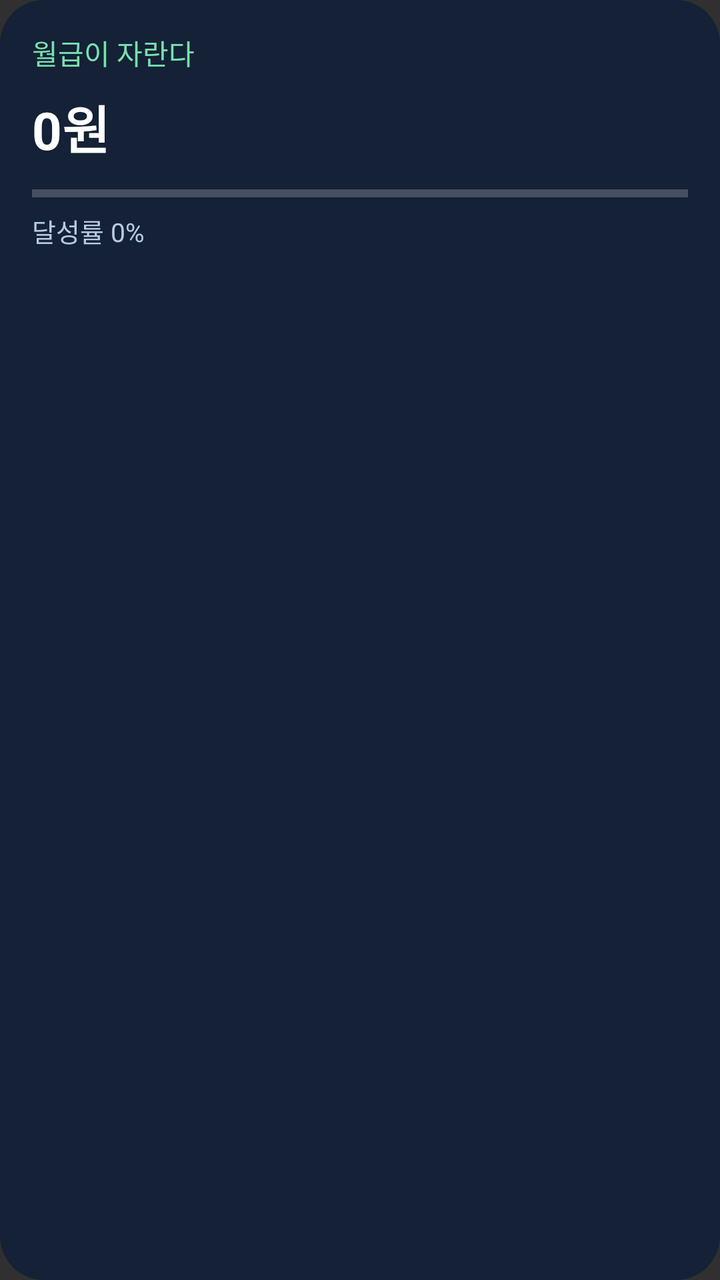
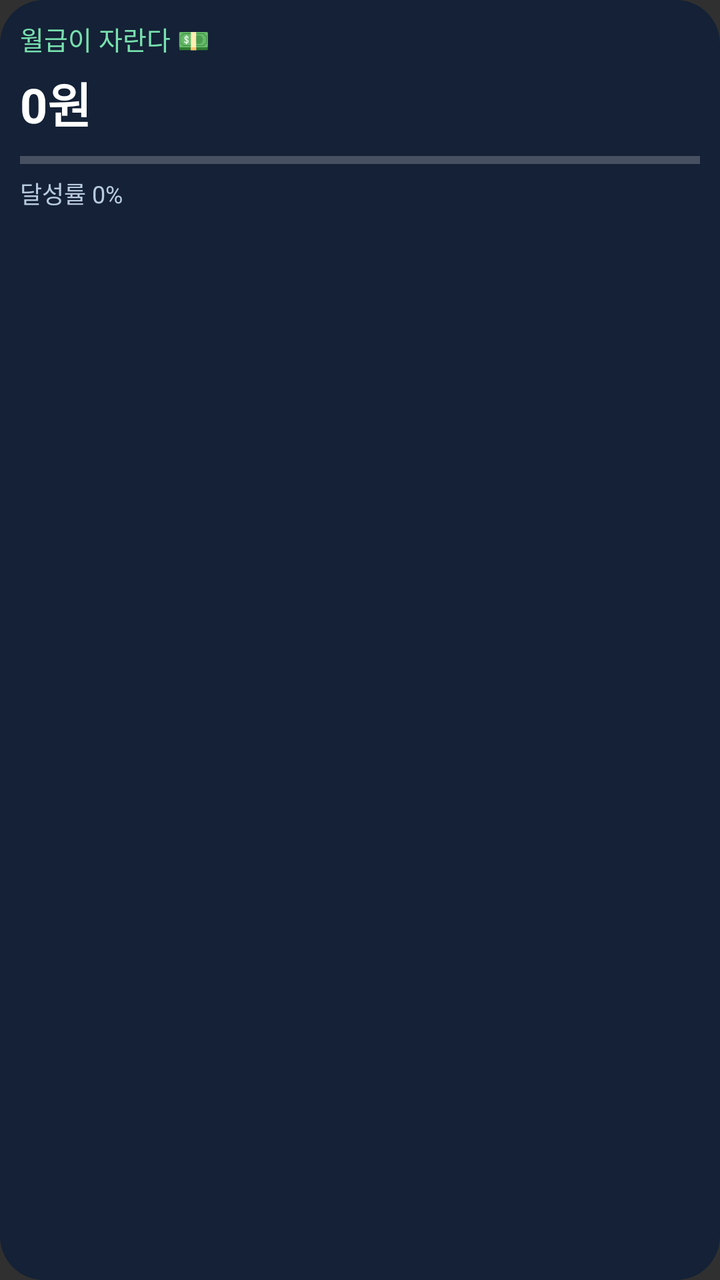

The first picture is an Android layout as it rendered before a commit; the second is the same layout after the commit. The layout source and the unified diff follow.
<!-- AndroidManifest.xml: application theme android:Theme.Material.NoActionBar -->
<!-- res/layout/salary_widget.xml -->
<LinearLayout xmlns:android="http://schemas.android.com/apk/res/android" android:layout_width="match_parent" android:layout_height="match_parent" android:orientation="vertical" android:padding="16dp" android:background="@drawable/widget_bg"><TextView android:id="@+id/title" android:layout_width="match_parent" android:layout_height="wrap_content" android:text="월급이 자란다" android:textColor="#78E0AE" android:textSize="14sp"/><TextView android:id="@+id/amount" android:layout_width="match_parent" android:layout_height="wrap_content" android:layout_marginTop="8dp" android:text="0원" android:textColor="#FFFFFF" android:textSize="26sp" android:textStyle="bold"/><ProgressBar android:id="@+id/progress" style="?android:attr/progressBarStyleHorizontal" android:layout_width="match_parent" android:layout_height="8dp" android:layout_marginTop="10dp" android:max="10000" android:progressTint="#78E0AE"/><TextView android:id="@+id/progress_text" android:layout_width="match_parent" android:layout_height="wrap_content" android:layout_marginTop="5dp" android:text="달성률 0%" android:textColor="#B8CADF" android:textSize="13sp"/></LinearLayout>
<!-- resources referenced by this layout -->
<resources>
  <!-- drawable widget_bg (drawable) -->
  <shape xmlns:android="http://schemas.android.com/apk/res/android" android:shape="rectangle">
      <solid android:color="#142136"/>
      <corners android:radius="22dp"/>
  </shape>
</resources>

<!-- the commit's change to res/layout/salary_widget.xml (unified diff, before → after) -->
@@ -1 +1 @@
-<LinearLayout xmlns:android="http://schemas.android.com/apk/res/android" android:layout_width="match_parent" android:layout_height="match_parent" android:orientation="vertical" android:padding="16dp" android:background="@drawable/widget_bg"><TextView android:id="@+id/title" android:layout_width="match_parent" android:layout_height="wrap_content" android:text="월급이 자란다" android:textColor="#78E0AE" android:textSize="14sp"/><TextView android:id="@+id/amount" android:layout_width="match_parent" android:layout_height="wrap_content" android:layout_marginTop="8dp" android:text="0원" android:textColor="#FFFFFF" android:textSize="26sp" android:textStyle="bold"/><ProgressBar android:id="@+id/progress" style="?android:attr/progressBarStyleHorizontal" android:layout_width="match_parent" android:layout_height="8dp" android:layout_marginTop="10dp" android:max="10000" android:progressTint="#78E0AE"/><TextView android:id="@+id/progress_text" android:layout_width="match_parent" android:layout_height="wrap_content" android:layout_marginTop="5dp" android:text="달성률 0%" android:textColor="#B8CADF" android:textSize="13sp"/></LinearLayout>
+<LinearLayout android:id="@+id/widget_root" xmlns:android="http://schemas.android.com/apk/res/android" android:layout_width="match_parent" android:layout_height="match_parent" android:orientation="vertical" android:gravity="top" android:padding="10dp" android:background="@drawable/widget_bg"><TextView android:id="@+id/title" android:layout_width="match_parent" android:layout_height="wrap_content" android:text="월급이 자란다 💵" android:textColor="#78E0AE" android:textSize="13sp" android:singleLine="true"/><TextView android:id="@+id/amount" android:layout_width="match_parent" android:layout_height="wrap_content" android:layout_marginTop="5dp" android:text="0원" android:textColor="#FFFFFF" android:textSize="24sp" android:textStyle="bold" android:singleLine="true" android:autoSizeTextType="uniform" android:autoSizeMinTextSize="15sp" android:autoSizeMaxTextSize="24sp"/><ProgressBar android:id="@+id/progress" style="?android:attr/progressBarStyleHorizontal" android:layout_width="match_parent" android:layout_height="7dp" android:layout_marginTop="8dp" android:max="10000" android:progressTint="#78E0AE"/><TextView android:id="@+id/progress_text" android:layout_width="match_parent" android:layout_height="wrap_content" android:layout_marginTop="4dp" android:text="달성률 0%" android:textColor="#B8CADF" android:textSize="12sp"/></LinearLayout>
